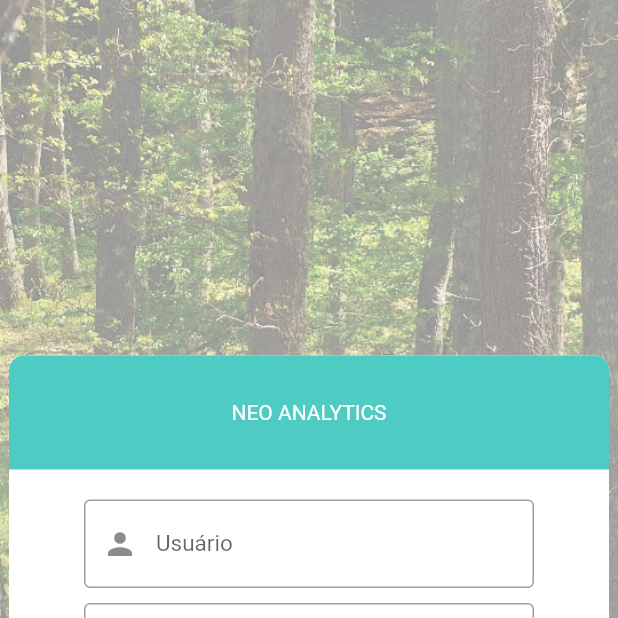
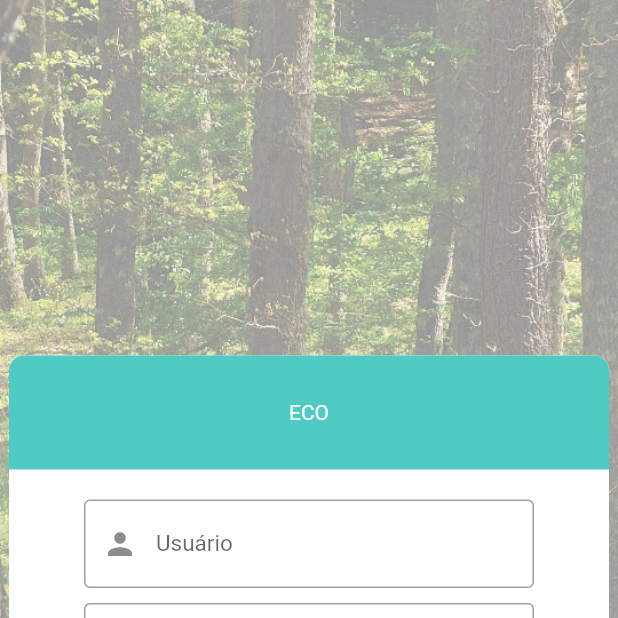
Before and after one commit to cybervias/NEO-II_FRONTEND, a Flutter app: the screen it shows after launch, on a phone screen of 412 x 824 dp, the top half of it. Run offline on Flutter 3.47's test engine with Material 2 defaults, Android fonts, the light colour scheme and no system bars; our stand-ins replace fluttertoast, shared_preferences; missing offline and left inert: javascript.

Commit message:
Update login_page.dart

```diff
--- a/neo_application/lib/pages/login_page/login_page.dart
+++ b/neo_application/lib/pages/login_page/login_page.dart
@@ -65,7 +65,7 @@ class _LoginPageState extends State<LoginPage> {
                   height: 76,
                   child: const Center(
                     child: Text(
-                      "NEO ANALYTICS",
+                      " ECO ",
                       style: TextStyle(color: Colors.white),
                     ),
                   ),
```
